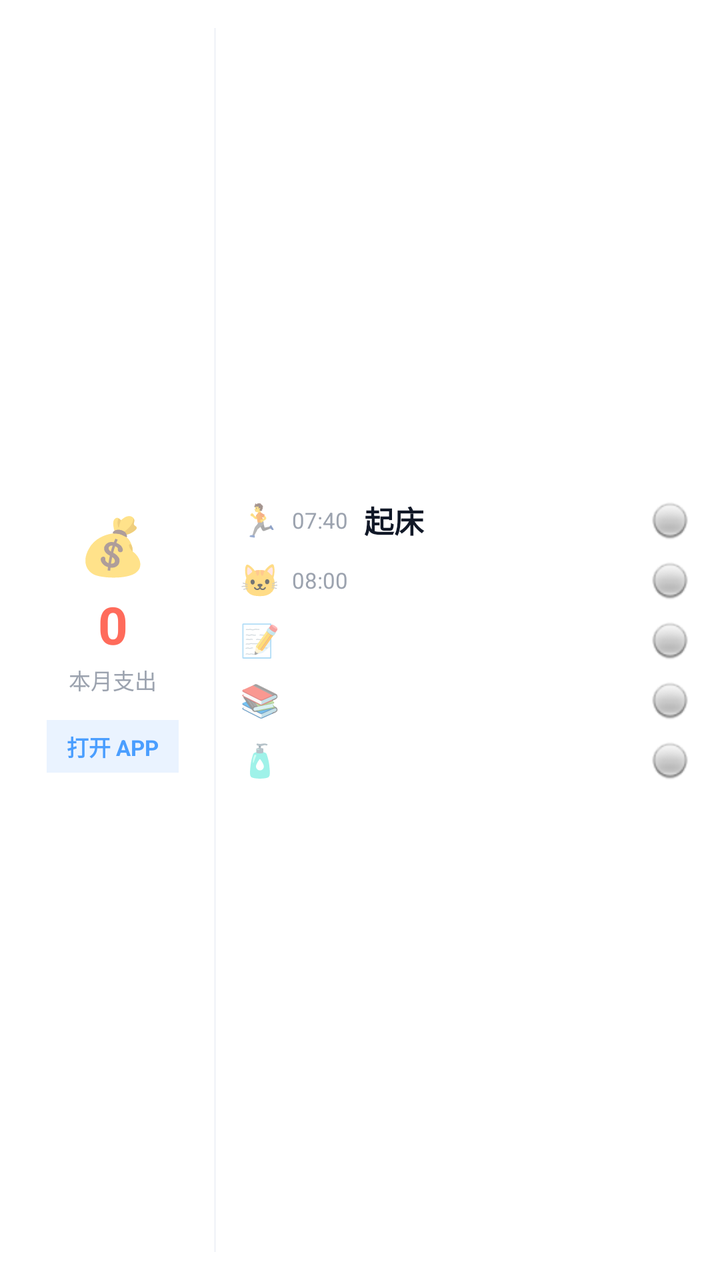
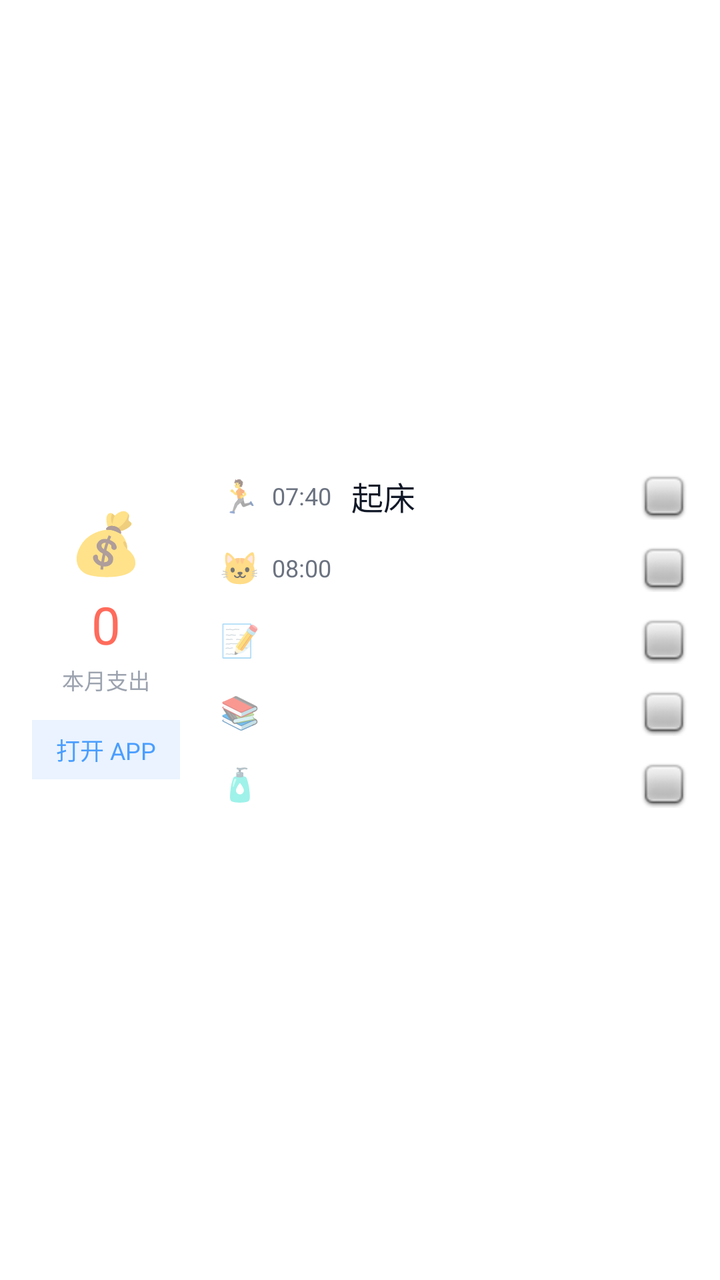

The first picture is an Android layout as it rendered before a commit; the second is the same layout after the commit. The layout source and the unified diff follow.
<!-- AndroidManifest.xml: application theme Theme.AppCompat.Light.NoActionBar -->
<!-- res/layout/widget_health_card.xml -->
<?xml version="1.0" encoding="utf-8"?>
<LinearLayout xmlns:android="http://schemas.android.com/apk/res/android"
    android:layout_width="match_parent"
    android:layout_height="match_parent"
    android:background="#FFFFFF"
    android:padding="14dp"
    android:orientation="horizontal">

    
    <LinearLayout
        android:layout_width="85dp"
        android:layout_height="match_parent"
        android:orientation="vertical"
        android:gravity="center">
        
        <TextView
            android:layout_width="wrap_content"
            android:layout_height="wrap_content"
            android:text="💰"
            android:textSize="28sp" />
            
        <TextView
            android:id="@+id/widget_expense"
            android:layout_width="wrap_content"
            android:layout_height="wrap_content"
            android:layout_marginTop="4dp"
            android:text="0"
            android:textColor="#FF6B5B"
            android:textSize="26sp"
            android:textStyle="bold" />

        <TextView
            android:layout_width="wrap_content"
            android:layout_height="wrap_content"
            android:layout_marginTop="2dp"
            android:text="本月支出"
            android:textColor="#9CA3AF"
            android:textSize="11sp" />

        
        <TextView
            android:id="@+id/widget_btn_open_app"
            android:layout_width="wrap_content"
            android:layout_height="wrap_content"
            android:layout_marginTop="12dp"
            android:text="打开 APP"
            android:background="#EAF3FF"
            android:paddingLeft="10dp"
            android:paddingRight="10dp"
            android:paddingTop="5dp"
            android:paddingBottom="5dp"
            android:textColor="#4A9EFF"
            android:textSize="11sp"
            android:textStyle="bold" />
    </LinearLayout>

    
    <TextView
        android:layout_width="1dp"
        android:layout_height="match_parent"
        android:background="#F3F5F9"
        android:layout_marginLeft="8dp"
        android:layout_marginRight="12dp" />

    
    <LinearLayout
        android:layout_width="0dp"
        android:layout_weight="1"
        android:layout_height="match_parent"
        android:orientation="vertical"
        android:gravity="center_vertical">

        
        <LinearLayout android:id="@+id/widget_item_1_layout" android:layout_width="match_parent" android:layout_height="wrap_content" android:orientation="horizontal" android:gravity="center_vertical" android:paddingTop="4dp" android:paddingBottom="4dp">
            <TextView android:id="@+id/widget_item_1_icon" android:layout_width="wrap_content" android:layout_height="wrap_content" android:text="🏃" android:textSize="16sp" android:layout_marginRight="6dp" />
            <TextView android:id="@+id/widget_item_1_time" android:layout_width="36dp" android:layout_height="wrap_content" android:text="07:40" android:textColor="#9CA3AF" android:textSize="11sp" />
            <TextView android:id="@+id/widget_item_1_text" android:layout_width="0dp" android:layout_weight="1" android:layout_height="wrap_content" android:text="起床" android:textColor="#111827" android:textSize="15sp" android:textStyle="bold" android:maxLines="1" android:ellipsize="end" />
            
            <ImageView android:id="@+id/widget_item_1_check" android:layout_width="22dp" android:layout_height="22dp" android:src="@android:drawable/radiobutton_off_background" />
        </LinearLayout>

        
        <LinearLayout android:id="@+id/widget_item_2_layout" android:layout_width="match_parent" android:layout_height="wrap_content" android:orientation="horizontal" android:gravity="center_vertical" android:paddingTop="4dp" android:paddingBottom="4dp">
            <TextView android:id="@+id/widget_item_2_icon" android:layout_width="wrap_content" android:layout_height="wrap_content" android:text="🐱" android:textSize="16sp" android:layout_marginRight="6dp" />
            <TextView android:id="@+id/widget_item_2_time" android:layout_width="36dp" android:layout_height="wrap_content" android:text="08:00" android:textColor="#9CA3AF" android:textSize="11sp" />
            <TextView android:id="@+id/widget_item_2_text" android:layout_width="0dp" android:layout_weight="1" android:layout_height="wrap_content" android:text="" android:textColor="#111827" android:textSize="15sp" android:textStyle="bold" android:maxLines="1" android:ellipsize="end" />
            <ImageView android:id="@+id/widget_item_2_check" android:layout_width="22dp" android:layout_height="22dp" android:src="@android:drawable/radiobutton_off_background" />
        </LinearLayout>

        
        <LinearLayout android:id="@+id/widget_item_3_layout" android:layout_width="match_parent" android:layout_height="wrap_content" android:orientation="horizontal" android:gravity="center_vertical" android:paddingTop="4dp" android:paddingBottom="4dp">
            <TextView android:id="@+id/widget_item_3_icon" android:layout_width="wrap_content" android:layout_height="wrap_content" android:text="📝" android:textSize="16sp" android:layout_marginRight="6dp" />
            <TextView android:id="@+id/widget_item_3_time" android:layout_width="36dp" android:layout_height="wrap_content" android:text="" android:textColor="#9CA3AF" android:textSize="11sp" />
            <TextView android:id="@+id/widget_item_3_text" android:layout_width="0dp" android:layout_weight="1" android:layout_height="wrap_content" android:text="" android:textColor="#111827" android:textSize="15sp" android:textStyle="bold" android:maxLines="1" android:ellipsize="end" />
            <ImageView android:id="@+id/widget_item_3_check" android:layout_width="22dp" android:layout_height="22dp" android:src="@android:drawable/radiobutton_off_background" />
        </LinearLayout>

        
        <LinearLayout android:id="@+id/widget_item_4_layout" android:layout_width="match_parent" android:layout_height="wrap_content" android:orientation="horizontal" android:gravity="center_vertical" android:paddingTop="4dp" android:paddingBottom="4dp">
            <TextView android:id="@+id/widget_item_4_icon" android:layout_width="wrap_content" android:layout_height="wrap_content" android:text="📚" android:textSize="16sp" android:layout_marginRight="6dp" />
            <TextView android:id="@+id/widget_item_4_time" android:layout_width="36dp" android:layout_height="wrap_content" android:text="" android:textColor="#9CA3AF" android:textSize="11sp" />
            <TextView android:id="@+id/widget_item_4_text" android:layout_width="0dp" android:layout_weight="1" android:layout_height="wrap_content" android:text="" android:textColor="#111827" android:textSize="15sp" android:textStyle="bold" android:maxLines="1" android:ellipsize="end" />
            <ImageView android:id="@+id/widget_item_4_check" android:layout_width="22dp" android:layout_height="22dp" android:src="@android:drawable/radiobutton_off_background" />
        </LinearLayout>

        
        <LinearLayout android:id="@+id/widget_item_5_layout" android:layout_width="match_parent" android:layout_height="wrap_content" android:orientation="horizontal" android:gravity="center_vertical" android:paddingTop="4dp" android:paddingBottom="4dp">
            <TextView android:id="@+id/widget_item_5_icon" android:layout_width="wrap_content" android:layout_height="wrap_content" android:text="🧴" android:textSize="16sp" android:layout_marginRight="6dp" />
            <TextView android:id="@+id/widget_item_5_time" android:layout_width="36dp" android:layout_height="wrap_content" android:text="" android:textColor="#9CA3AF" android:textSize="11sp" />
            <TextView android:id="@+id/widget_item_5_text" android:layout_width="0dp" android:layout_weight="1" android:layout_height="wrap_content" android:text="" android:textColor="#111827" android:textSize="15sp" android:textStyle="bold" android:maxLines="1" android:ellipsize="end" />
            <ImageView android:id="@+id/widget_item_5_check" android:layout_width="22dp" android:layout_height="22dp" android:src="@android:drawable/radiobutton_off_background" />
        </LinearLayout>
    </LinearLayout>
</LinearLayout>
<!-- resources referenced by this layout -->
<resources>

</resources>

<!-- the commit's change to res/layout/widget_health_card.xml (unified diff, before → after) -->
@@ -3,12 +3,12 @@
     android:layout_width="match_parent"
     android:layout_height="match_parent"
     android:background="#FFFFFF"
-    android:padding="14dp"
+    android:padding="16dp"
     android:orientation="horizontal">
 
     
     <LinearLayout
-        android:layout_width="85dp"
+        android:layout_width="wrap_content"
         android:layout_height="match_parent"
         android:orientation="vertical"
         android:gravity="center">
@@ -17,7 +17,7 @@
             android:layout_width="wrap_content"
             android:layout_height="wrap_content"
             android:text="💰"
-            android:textSize="28sp" />
+            android:textSize="30sp" />
             
         <TextView
             android:id="@+id/widget_expense"
@@ -26,8 +26,7 @@
             android:layout_marginTop="4dp"
             android:text="0"
             android:textColor="#FF6B5B"
-            android:textSize="26sp"
-            android:textStyle="bold" />
+            android:textSize="26sp" />
 
         <TextView
             android:layout_width="wrap_content"
@@ -37,7 +36,6 @@
             android:textColor="#9CA3AF"
             android:textSize="11sp" />
 
-        
         <TextView
             android:id="@+id/widget_btn_open_app"
             android:layout_width="wrap_content"
@@ -45,70 +43,61 @@
             android:layout_marginTop="12dp"
             android:text="打开 APP"
             android:background="#EAF3FF"
-            android:paddingLeft="10dp"
-            android:paddingRight="10dp"
-            android:paddingTop="5dp"
-            android:paddingBottom="5dp"
+            android:paddingLeft="12dp"
+            android:paddingRight="12dp"
+            android:paddingTop="6dp"
+            android:paddingBottom="6dp"
             android:textColor="#4A9EFF"
-            android:textSize="11sp"
-            android:textStyle="bold" />
+            android:textSize="12sp" />
     </LinearLayout>
-
-    
-    <TextView
-        android:layout_width="1dp"
-        android:layout_height="match_parent"
-        android:background="#F3F5F9"
-        android:layout_marginLeft="8dp"
-        android:layout_marginRight="12dp" />
 
     
     <LinearLayout
         android:layout_width="0dp"
         android:layout_weight="1"
         android:layout_height="match_parent"
+        android:layout_marginLeft="20dp"
         android:orientation="vertical"
         android:gravity="center_vertical">
 
         
-        <LinearLayout android:id="@+id/widget_item_1_layout" android:layout_width="match_parent" android:layout_height="wrap_content" android:orientation="horizontal" android:gravity="center_vertical" android:paddingTop="4dp" android:paddingBottom="4dp">
+        <LinearLayout android:id="@+id/widget_item_1_layout" android:layout_width="match_parent" android:layout_height="wrap_content" android:orientation="horizontal" android:gravity="center_vertical" android:paddingTop="6dp" android:paddingBottom="6dp">
             <TextView android:id="@+id/widget_item_1_icon" android:layout_width="wrap_content" android:layout_height="wrap_content" android:text="🏃" android:textSize="16sp" android:layout_marginRight="6dp" />
-            <TextView android:id="@+id/widget_item_1_time" android:layout_width="36dp" android:layout_height="wrap_content" android:text="07:40" android:textColor="#9CA3AF" android:textSize="11sp" />
-            <TextView android:id="@+id/widget_item_1_text" android:layout_width="0dp" android:layout_weight="1" android:layout_height="wrap_content" android:text="起床" android:textColor="#111827" android:textSize="15sp" android:textStyle="bold" android:maxLines="1" android:ellipsize="end" />
-            
-            <ImageView android:id="@+id/widget_item_1_check" android:layout_width="22dp" android:layout_height="22dp" android:src="@android:drawable/radiobutton_off_background" />
+            <TextView android:id="@+id/widget_item_1_time" android:layout_width="wrap_content" android:layout_height="wrap_content" android:text="07:40" android:textColor="#6B7280" android:textSize="12sp" android:layout_marginRight="10dp" />
+            <TextView android:id="@+id/widget_item_1_text" android:layout_width="0dp" android:layout_weight="1" android:layout_height="wrap_content" android:text="起床" android:textColor="#111827" android:textSize="16sp" android:maxLines="1" android:ellipsize="end" />
+            <ImageView android:id="@+id/widget_item_1_check" android:layout_width="24dp" android:layout_height="24dp" android:src="@android:drawable/checkbox_off_background" />
         </LinearLayout>
 
         
-        <LinearLayout android:id="@+id/widget_item_2_layout" android:layout_width="match_parent" android:layout_height="wrap_content" android:orientation="horizontal" android:gravity="center_vertical" android:paddingTop="4dp" android:paddingBottom="4dp">
+        <LinearLayout android:id="@+id/widget_item_2_layout" android:layout_width="match_parent" android:layout_height="wrap_content" android:orientation="horizontal" android:gravity="center_vertical" android:paddingTop="6dp" android:paddingBottom="6dp">
             <TextView android:id="@+id/widget_item_2_icon" android:layout_width="wrap_content" android:layout_height="wrap_content" android:text="🐱" android:textSize="16sp" android:layout_marginRight="6dp" />
-            <TextView android:id="@+id/widget_item_2_time" android:layout_width="36dp" android:layout_height="wrap_content" android:text="08:00" android:textColor="#9CA3AF" android:textSize="11sp" />
-            <TextView android:id="@+id/widget_item_2_text" android:layout_width="0dp" android:layout_weight="1" android:layout_height="wrap_content" android:text="" android:textColor="#111827" android:textSize="15sp" android:textStyle="bold" android:maxLines="1" android:ellipsize="end" />
-            <ImageView android:id="@+id/widget_item_2_check" android:layout_width="22dp" android:layout_height="22dp" android:src="@android:drawable/radiobutton_off_background" />
+            <TextView android:id="@+id/widget_item_2_time" android:layout_width="wrap_content" android:layout_height="wrap_content" android:text="08:00" android:textColor="#6B7280" android:textSize="12sp" android:layout_marginRight="10dp" />
+            <TextView android:id="@+id/widget_item_2_text" android:layout_width="0dp" android:layout_weight="1" android:layout_height="wrap_content" android:text="" android:textColor="#111827" android:textSize="16sp" android:maxLines="1" android:ellipsize="end" />
+            <ImageView android:id="@+id/widget_item_2_check" android:layout_width="24dp" android:layout_height="24dp" android:src="@android:drawable/checkbox_off_background" />
         </LinearLayout>
 
         
-        <LinearLayout android:id="@+id/widget_item_3_layout" android:layout_width="match_parent" android:layout_height="wrap_content" android:orientation="horizontal" android:gravity="center_vertical" android:paddingTop="4dp" android:paddingBottom="4dp">
+        <LinearLayout android:id="@+id/widget_item_3_layout" android:layout_width="match_parent" android:layout_height="wrap_content" android:orientation="horizontal" android:gravity="center_vertical" android:paddingTop="6dp" android:paddingBottom="6dp">
             <TextView android:id="@+id/widget_item_3_icon" android:layout_width="wrap_content" android:layout_height="wrap_content" android:text="📝" android:textSize="16sp" android:layout_marginRight="6dp" />
-            <TextView android:id="@+id/widget_item_3_time" android:layout_width="36dp" android:layout_height="wrap_content" android:text="" android:textColor="#9CA3AF" android:textSize="11sp" />
-            <TextView android:id="@+id/widget_item_3_text" android:layout_width="0dp" android:layout_weight="1" android:layout_height="wrap_content" android:text="" android:textColor="#111827" android:textSize="15sp" android:textStyle="bold" android:maxLines="1" android:ellipsize="end" />
-            <ImageView android:id="@+id/widget_item_3_check" android:layout_width="22dp" android:layout_height="22dp" android:src="@android:drawable/radiobutton_off_background" />
+            <TextView android:id="@+id/widget_item_3_time" android:layout_width="wrap_content" android:layout_height="wrap_content" android:text="" android:textColor="#6B7280" android:textSize="12sp" android:layout_marginRight="10dp" />
+            <TextView android:id="@+id/widget_item_3_text" android:layout_width="0dp" android:layout_weight="1" android:layout_height="wrap_content" android:text="" android:textColor="#111827" android:textSize="16sp" android:maxLines="1" android:ellipsize="end" />
+            <ImageView android:id="@+id/widget_item_3_check" android:layout_width="24dp" android:layout_height="24dp" android:src="@android:drawable/checkbox_off_background" />
         </LinearLayout>
 
         
-        <LinearLayout android:id="@+id/widget_item_4_layout" android:layout_width="match_parent" android:layout_height="wrap_content" android:orientation="horizontal" android:gravity="center_vertical" android:paddingTop="4dp" android:paddingBottom="4dp">
+        <LinearLayout android:id="@+id/widget_item_4_layout" android:layout_width="match_parent" android:layout_height="wrap_content" android:orientation="horizontal" android:gravity="center_vertical" android:paddingTop="6dp" android:paddingBottom="6dp">
             <TextView android:id="@+id/widget_item_4_icon" android:layout_width="wrap_content" android:layout_height="wrap_content" android:text="📚" android:textSize="16sp" android:layout_marginRight="6dp" />
-            <TextView android:id="@+id/widget_item_4_time" android:layout_width="36dp" android:layout_height="wrap_content" android:text="" android:textColor="#9CA3AF" android:textSize="11sp" />
-            <TextView android:id="@+id/widget_item_4_text" android:layout_width="0dp" android:layout_weight="1" android:layout_height="wrap_content" android:text="" android:textColor="#111827" android:textSize="15sp" android:textStyle="bold" android:maxLines="1" android:ellipsize="end" />
-            <ImageView android:id="@+id/widget_item_4_check" android:layout_width="22dp" android:layout_height="22dp" android:src="@android:drawable/radiobutton_off_background" />
+            <TextView android:id="@+id/widget_item_4_time" android:layout_width="wrap_content" android:layout_height="wrap_content" android:text="" android:textColor="#6B7280" android:textSize="12sp" android:layout_marginRight="10dp" />
+            <TextView android:id="@+id/widget_item_4_text" android:layout_width="0dp" android:layout_weight="1" android:layout_height="wrap_content" android:text="" android:textColor="#111827" android:textSize="16sp" android:maxLines="1" android:ellipsize="end" />
+            <ImageView android:id="@+id/widget_item_4_check" android:layout_width="24dp" android:layout_height="24dp" android:src="@android:drawable/checkbox_off_background" />
         </LinearLayout>
 
         
-        <LinearLayout android:id="@+id/widget_item_5_layout" android:layout_width="match_parent" android:layout_height="wrap_content" android:orientation="horizontal" android:gravity="center_vertical" android:paddingTop="4dp" android:paddingBottom="4dp">
+        <LinearLayout android:id="@+id/widget_item_5_layout" android:layout_width="match_parent" android:layout_height="wrap_content" android:orientation="horizontal" android:gravity="center_vertical" android:paddingTop="6dp" android:paddingBottom="6dp">
             <TextView android:id="@+id/widget_item_5_icon" android:layout_width="wrap_content" android:layout_height="wrap_content" android:text="🧴" android:textSize="16sp" android:layout_marginRight="6dp" />
-            <TextView android:id="@+id/widget_item_5_time" android:layout_width="36dp" android:layout_height="wrap_content" android:text="" android:textColor="#9CA3AF" android:textSize="11sp" />
-            <TextView android:id="@+id/widget_item_5_text" android:layout_width="0dp" android:layout_weight="1" android:layout_height="wrap_content" android:text="" android:textColor="#111827" android:textSize="15sp" android:textStyle="bold" android:maxLines="1" android:ellipsize="end" />
-            <ImageView android:id="@+id/widget_item_5_check" android:layout_width="22dp" android:layout_height="22dp" android:src="@android:drawable/radiobutton_off_background" />
+            <TextView android:id="@+id/widget_item_5_time" android:layout_width="wrap_content" android:layout_height="wrap_content" android:text="" android:textColor="#6B7280" android:textSize="12sp" android:layout_marginRight="10dp" />
+            <TextView android:id="@+id/widget_item_5_text" android:layout_width="0dp" android:layout_weight="1" android:layout_height="wrap_content" android:text="" android:textColor="#111827" android:textSize="16sp" android:maxLines="1" android:ellipsize="end" />
+            <ImageView android:id="@+id/widget_item_5_check" android:layout_width="24dp" android:layout_height="24dp" android:src="@android:drawable/checkbox_off_background" />
         </LinearLayout>
     </LinearLayout>
 </LinearLayout>
